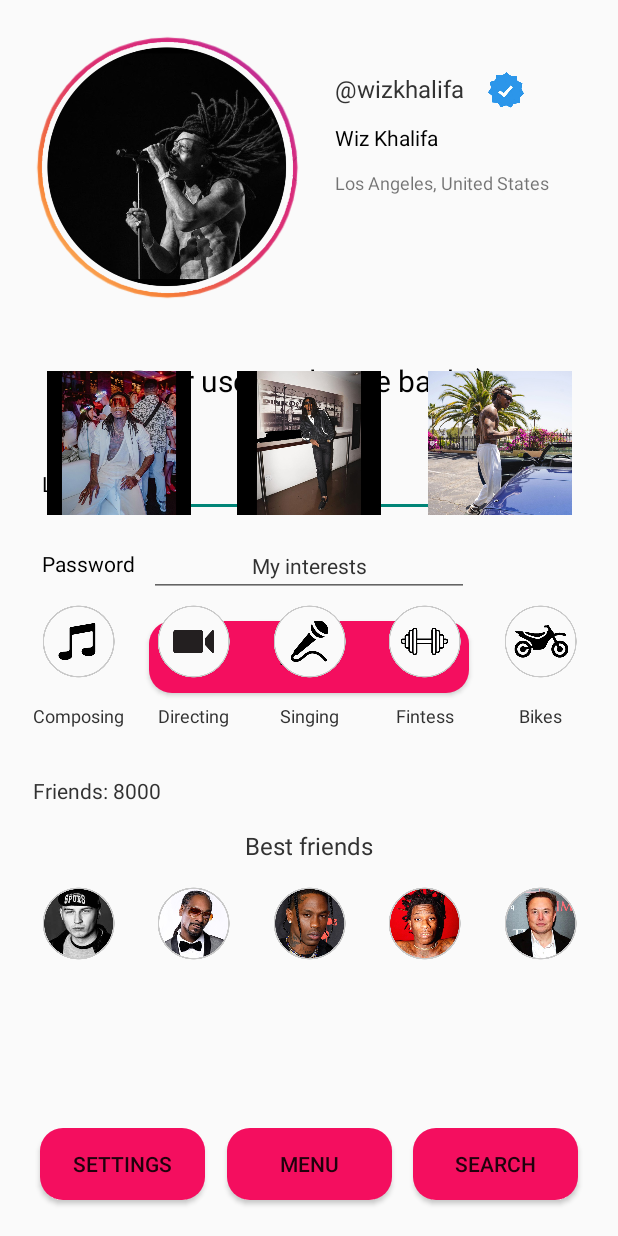
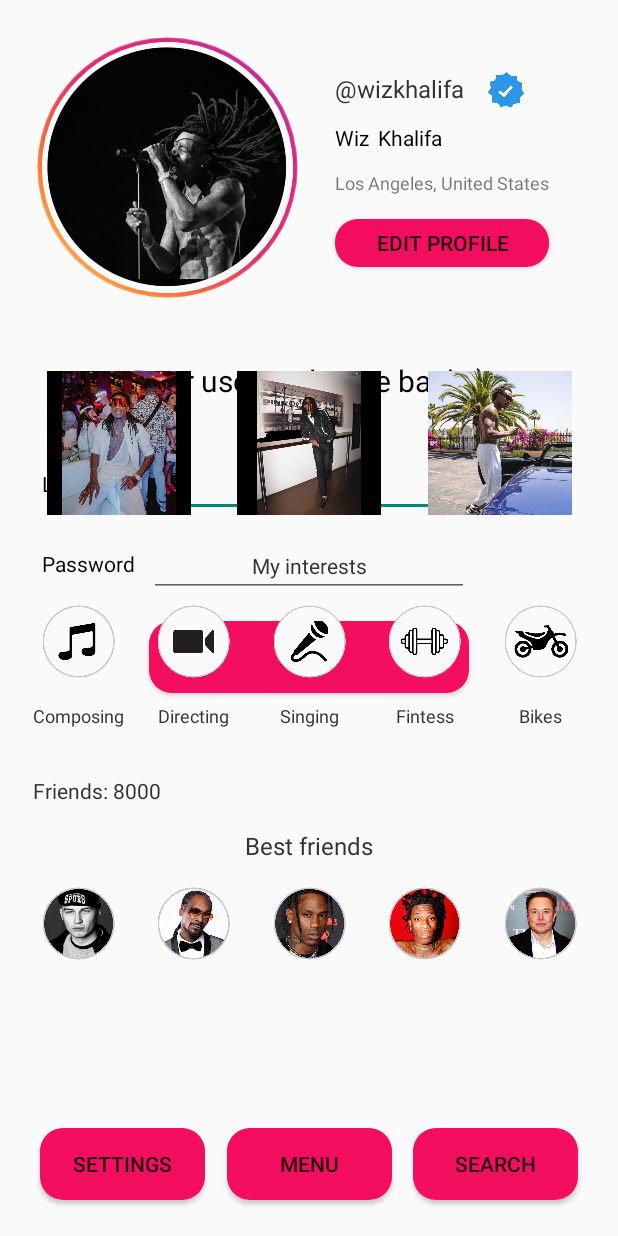
Before and after one commit to vdcast/Module_2_Lesson_3_hw_3, an Android app: the layout activity_main.xml on its own in the app's theme, with its tools: preview values and no code run, on a phone screen of 412 x 824 dp. Run offline under Robolectric (Android 15) with nearby library versions, the phone set to English and light mode, and no system bars.

Commit message:
Added feature to edit name, lastname, username Using: startActivityForResult; onActivityResult

```diff
--- a/app/src/main/AndroidManifest.xml
+++ b/app/src/main/AndroidManifest.xml
@@ -10,6 +10,9 @@
         android:supportsRtl="true"
         android:theme="@style/Theme.Module_2_Lesson_3_hw_3">
         <activity
+            android:name=".EditProfileActivity"
+            android:exported="false" />
+        <activity
             android:name=".MainActivity"
             android:exported="true">
             <intent-filter>
--- a/app/src/main/res/layout/activity_main.xml
+++ b/app/src/main/res/layout/activity_main.xml
@@ -9,7 +9,8 @@
     <androidx.constraintlayout.widget.ConstraintLayout
         android:id="@+id/clLoginPage"
         android:layout_width="match_parent"
-        android:layout_height="match_parent">
+        android:layout_height="match_parent"
+        android:visibility="visible">
 
         <TextView
             android:id="@+id/tvWelcome"
@@ -150,10 +151,21 @@
             android:layout_width="0dp"
             android:layout_height="wrap_content"
             android:layout_marginTop="12dp"
-            android:text="Wiz Khalifa"
+            android:text="Wiz"
             android:textColor="#000000"
             app:layout_constraintStart_toStartOf="@+id/tvUserName"
             app:layout_constraintTop_toBottomOf="@+id/tvUserName" />
+
+        <TextView
+            android:id="@+id/tvLastName"
+            android:layout_width="0dp"
+            android:layout_height="wrap_content"
+            android:layout_marginStart="6dp"
+            android:text="Khalifa"
+            android:textColor="#000000"
+            app:layout_constraintBottom_toBottomOf="@+id/tvName"
+            app:layout_constraintStart_toEndOf="@+id/tvName"
+            app:layout_constraintTop_toTopOf="@+id/tvName" />
 
         <TextView
             android:id="@+id/tvAddress"
@@ -427,6 +439,18 @@
             app:layout_constraintEnd_toEndOf="parent"
             app:layout_constraintStart_toEndOf="@+id/btMenu" />
 
+        <Button
+            android:id="@+id/btEditProfile"
+            android:layout_width="0dp"
+            android:layout_height="32dp"
+            android:layout_marginTop="16dp"
+            android:background="@drawable/bt_bg"
+            android:text="Edit Profile"
+            app:layout_constraintEnd_toEndOf="@+id/tvAddress"
+            app:layout_constraintStart_toStartOf="@+id/tvAddress"
+            app:layout_constraintTop_toBottomOf="@+id/tvAddress"
+            tools:ignore="TouchTargetSizeCheck" />
+
     </androidx.constraintlayout.widget.ConstraintLayout>
 
 </androidx.constraintlayout.widget.ConstraintLayout>
```
Also changed, not shown: app/src/main/java/com/example/module_2_lesson_3_hw_3/EditProfileActivity.kt (added, +27 -0 lines), app/src/main/java/com/example/module_2_lesson_3_hw_3/Enums.kt (added, +7 -0 lines), app/src/main/java/com/example/module_2_lesson_3_hw_3/MainActivity.kt (+15 -2 lines), app/src/main/res/layout/activity_edit_profile.xml (added, +105 -0 lines).
